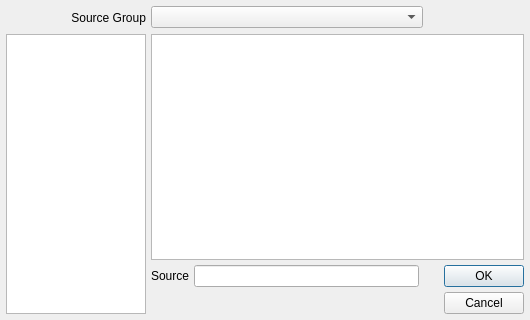
Old version of the form GUI/Client/Widgets/pqAddSourceDialog.ui in the repository wildmichael/ParaView3-enhancements-old.
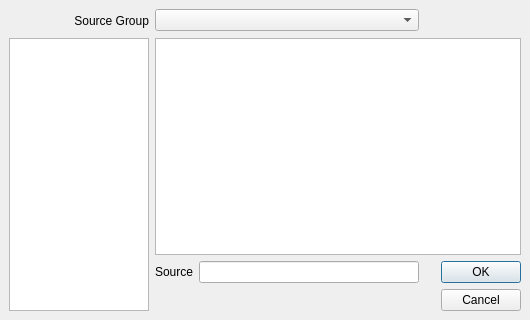
New version of the form. Icons and pictures are not drawn.

Commit message: ENH: Adding the back button functionality to the add source/filter dialog.

Diff of the .ui file:
```diff
--- a/GUI/Client/Widgets/pqAddSourceDialog.ui
+++ b/GUI/Client/Widgets/pqAddSourceDialog.ui
@@ -17,10 +17,10 @@
   </property>
   <layout class="QGridLayout" >
    <property name="margin" >
-    <number>6</number>
+    <number>9</number>
    </property>
    <property name="spacing" >
-    <number>5</number>
+    <number>6</number>
    </property>
    <item row="2" column="1" colspan="2" >
     <layout class="QGridLayout" >
@@ -28,7 +28,7 @@
       <number>0</number>
      </property>
      <property name="spacing" >
-      <number>5</number>
+      <number>6</number>
      </property>
      <item row="0" column="2" >
       <spacer>
@@ -40,7 +40,7 @@
        </property>
        <property name="sizeHint" >
         <size>
-         <width>20</width>
+         <width>16</width>
          <height>20</height>
         </size>
        </property>
@@ -76,7 +76,7 @@
        </property>
        <property name="sizeHint" >
         <size>
-         <width>20</width>
+         <width>16</width>
          <height>20</height>
         </size>
        </property>
```
The commit also changes 1 other file.
